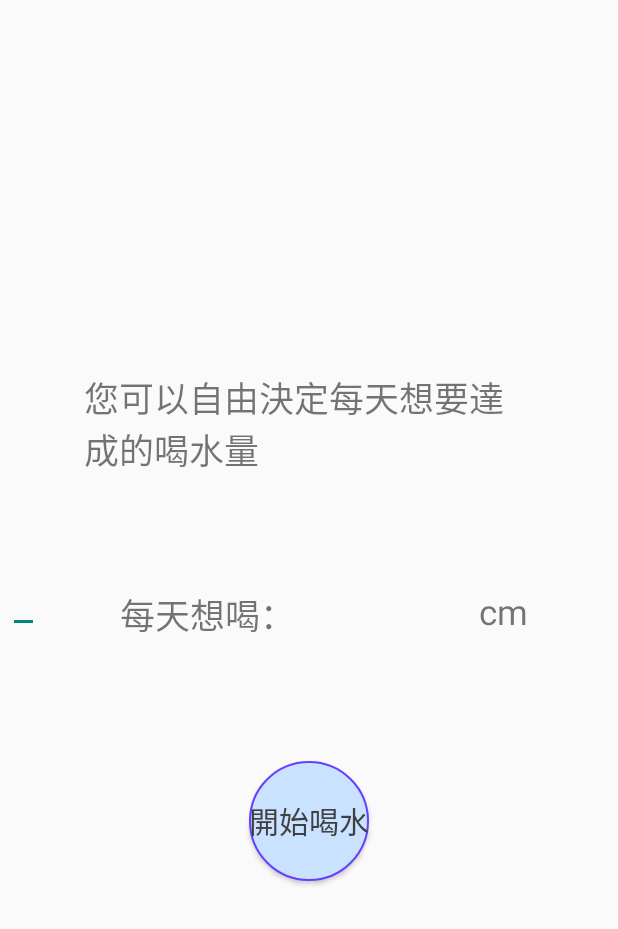
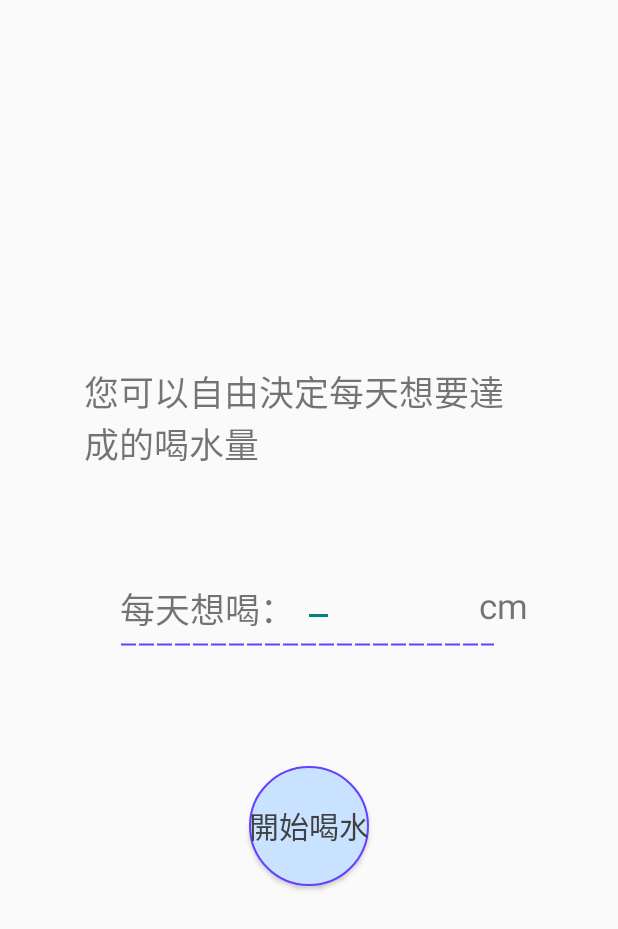
Before and after one commit to ftstc451810/ThirThir, an Android app: the layout customized_amount.xml on its own in the app's theme, with its tools: preview values and no code run, on a phone screen of 412 x 824 dp. Shown: the top 929 px of the screen. Run offline under Robolectric (Android 15) with nearby library versions, the phone set to English and light mode, and no system bars.

Commit message:
a UI step of three entrance pages

```diff
--- a/app/src/main/res/drawable/purplerect_bg.xml
+++ b/app/src/main/res/drawable/purplerect_bg.xml
@@ -4,5 +4,5 @@
     <solid android:color="@color/mauve"></solid>
     <stroke android:color="@color/shallow_blue"
         android:width="2dp"></stroke>
-    <corners android:radius="10dp"></corners>
+    <corners android:radius="5dp"></corners>
 </shape>
--- a/app/src/main/res/drawable/whiterec_bg.xml
+++ b/app/src/main/res/drawable/whiterec_bg.xml
@@ -4,5 +4,5 @@
     <solid android:color="@color/white"></solid>
     <stroke android:color="@color/shallow_blue"
         android:width="2dp"></stroke>
-    <corners android:radius="10dp"></corners>
+    <corners android:radius="5dp"></corners>
 </shape>
--- a/app/src/main/res/drawable/whiterec_half_bg.xml
+++ b/app/src/main/res/drawable/whiterec_half_bg.xml
@@ -5,6 +5,6 @@
     <stroke android:color="@color/shallow_blue" android:width="2dp"></stroke>
     <corners android:topLeftRadius="0dp"
         android:topRightRadius="0dp"
-        android:bottomLeftRadius="10dp"
-        android:bottomRightRadius="10dp"></corners>
+        android:bottomLeftRadius="5dp"
+        android:bottomRightRadius="5dp"></corners>
 </shape>
--- a/app/src/main/res/layout/customized_amount.xml
+++ b/app/src/main/res/layout/customized_amount.xml
@@ -29,7 +29,7 @@
         <EditText
             android:layout_width="wrap_content"
             android:layout_height="wrap_content"
-            android:layout_toRightOf="@id/tv_height"
+            android:layout_toRightOf="@id/tv_everyday_amount"
             android:layout_marginLeft="5dp"
             />
         <TextView
@@ -41,11 +41,12 @@
             android:text="@string/cm"
             android:textSize="35px"/>
         <ImageView
-            android:layout_width="wrap_content"
-            android:layout_height="wrap_content"
-            android:layout_below="@id/tv_height"
+            android:layout_width="250dp"
+            android:layout_height="2dp"
+            android:layout_below="@id/tv_everyday_amount"
             android:layout_marginTop="5dp"
-            android:layout_marginLeft="80dp"/>
+            android:layout_marginLeft="80dp"
+            android:background="@drawable/purple_line"/>
     </RelativeLayout>
     <TextView
         android:layout_width="300dp"
--- a/app/src/main/res/layout/recommend_amount.xml
+++ b/app/src/main/res/layout/recommend_amount.xml
@@ -10,7 +10,8 @@
         android:layout_centerHorizontal="true"
         android:layout_centerVertical="true"
         android:text="@string/ml"
-        android:textSize="35px"/>
+        android:textSize="35px"
+        android:background="@drawable/whiterec_bg"/>
     <!--作為基準-->
     <TextView
         android:layout_width="300dp"
```
Also changed, not shown: app/src/main/res/layout/infosetpage.xml (+5 -3 lines).
